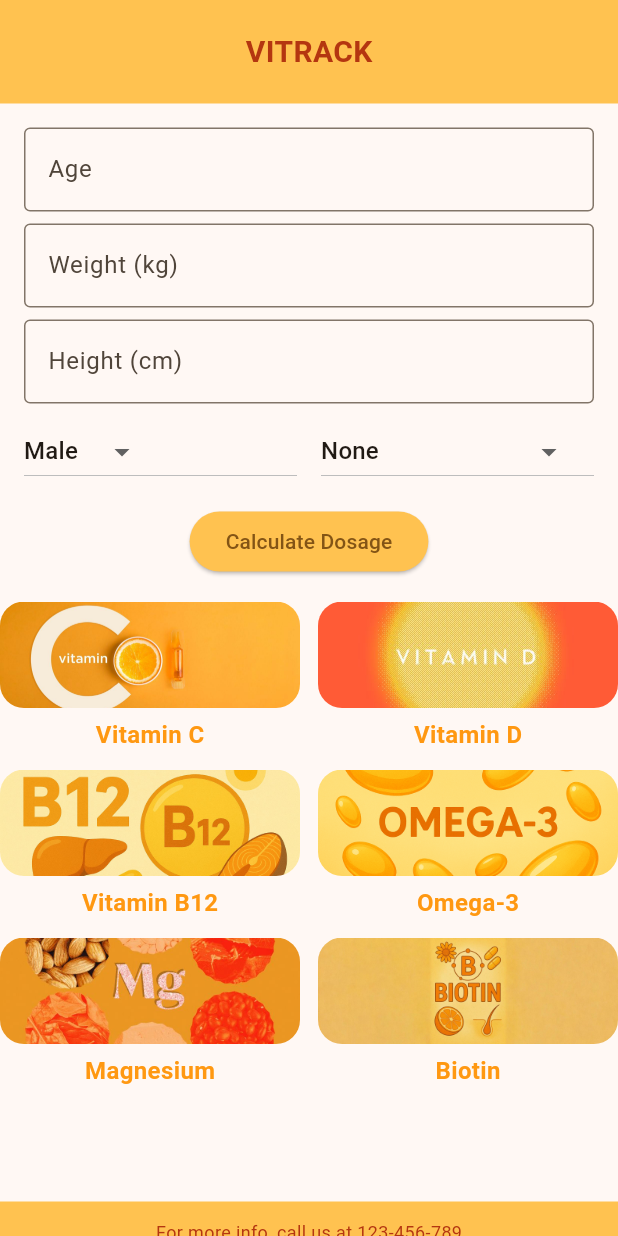
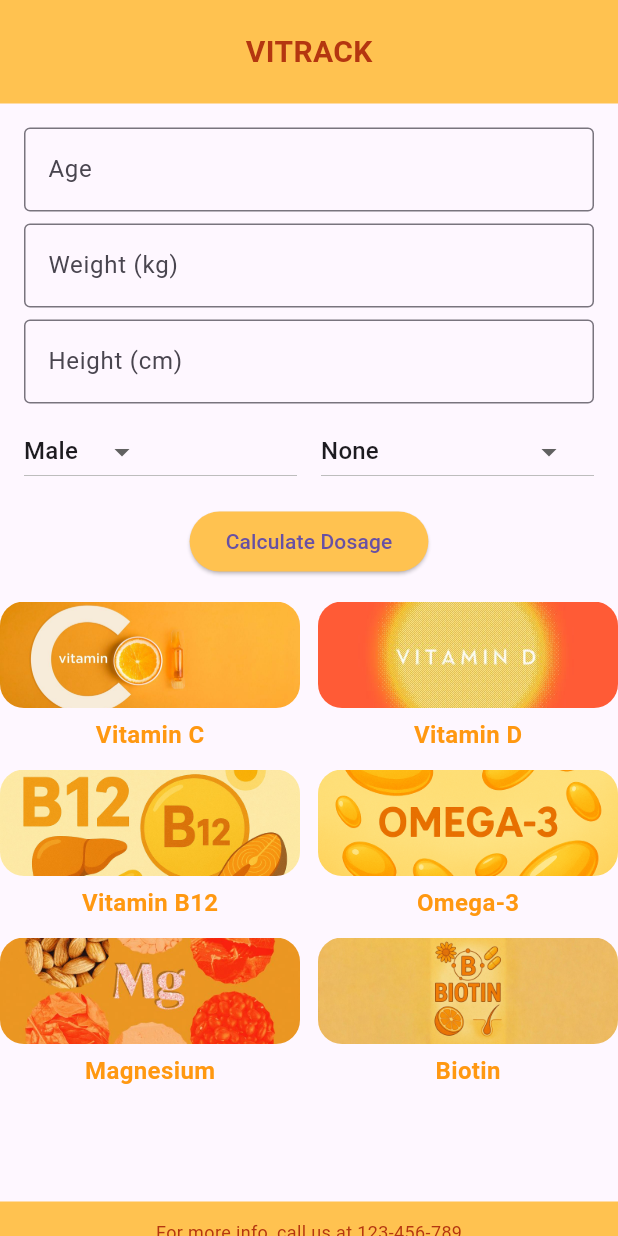
Before and after one commit to ThePharma1/vittrack, a Flutter app: the screen it shows after launch, on a phone screen of 412 x 824 dp. Run offline on Flutter 3.47's test engine with Material 3 defaults, Android fonts, the phone set to English and light mode, and no system bars.

Commit message:
Edit main
Removed comments and theme configuration from main.dart

```diff
--- a/lib/main.dart
+++ b/lib/main.dart
@@ -1,4 +1,3 @@
-// Cyrine Hariri & Reine El Kadiri
 import 'package:flutter/material.dart';
 import 'home.dart';
 
@@ -14,10 +13,6 @@ class VitaminApp extends StatelessWidget {
     return MaterialApp(
       debugShowCheckedModeBanner: false,
       title: "Vitamin Guide",
-      theme: ThemeData(
-        useMaterial3: true,
-        colorScheme: ColorScheme.fromSeed(seedColor: Colors.orangeAccent),
-      ),
       home: const HomePage(),
     );
   }
```
